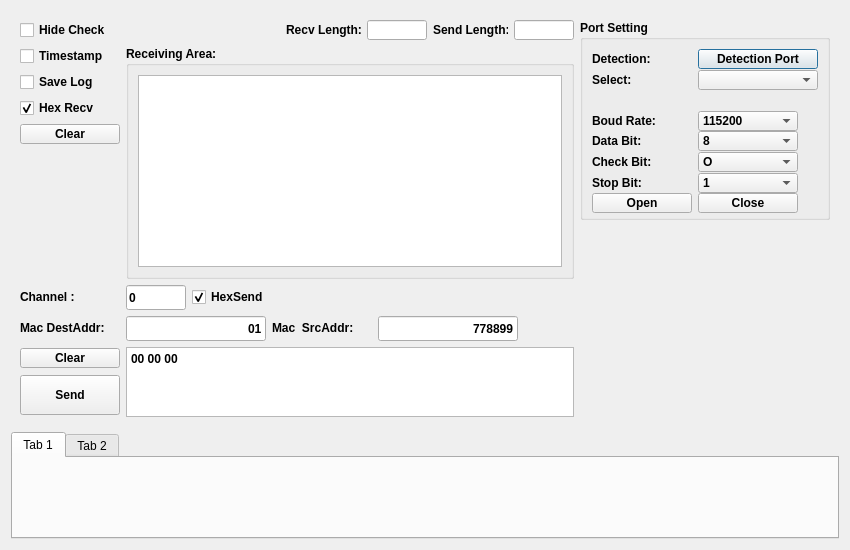
First picture: the form in ui/ui_gadget.ui, repository ZhenhuaWei/BaseSerialPortTool, before the edit.
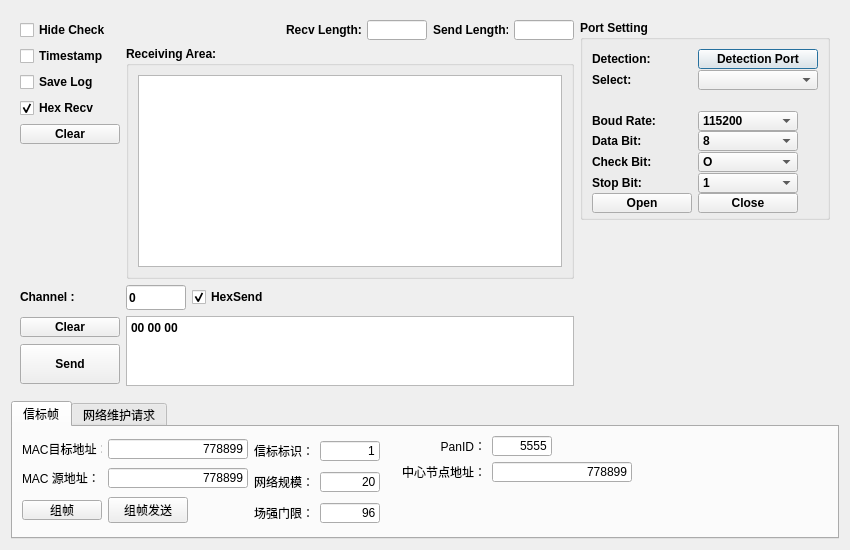
Second picture: the form after the edit.

Commit message: add beacon compose view

Diff of the .ui file:
```diff
--- a/ui/ui_gadget.ui
+++ b/ui/ui_gadget.ui
@@ -25,7 +25,7 @@
   <property name="windowTitle">
    <string>Form</string>
   </property>
-  <layout class="QGridLayout" name="gridLayout_12">
+  <layout class="QGridLayout" name="gridLayout_23">
    <item row="0" column="0">
     <widget class="QStackedWidget" name="stackedWidget">
      <property name="sizePolicy">
@@ -42,7 +42,150 @@
       </font>
      </property>
      <widget class="QWidget" name="stackedWidgetPage1">
-      <layout class="QGridLayout" name="gridLayout_11">
+      <layout class="QGridLayout" name="gridLayout_22">
+       <item row="0" column="0">
+        <layout class="QGridLayout" name="gridLayout_8">
+         <item row="0" column="3">
+          <widget class="QLabel" name="recv_len_label">
+           <property name="minimumSize">
+            <size>
+             <width>75</width>
+             <height>20</height>
+            </size>
+           </property>
+           <property name="maximumSize">
+            <size>
+             <width>75</width>
+             <height>20</height>
+            </size>
+           </property>
+           <property name="font">
+            <font>
+             <family>Arial</family>
+            </font>
+           </property>
+           <property name="text">
+            <string>Recv Length:</string>
+           </property>
+          </widget>
+         </item>
+         <item row="0" column="5">
+          <widget class="QLabel" name="send_len_label">
+           <property name="minimumSize">
+            <size>
+             <width>75</width>
+             <height>20</height>
+            </size>
+           </property>
+           <property name="maximumSize">
+            <size>
+             <width>75</width>
+             <height>20</height>
+            </size>
+           </property>
+           <property name="font">
+            <font>
+             <family>Arial</family>
+            </font>
+           </property>
+           <property name="text">
+            <string>Send Length:</string>
+           </property>
+          </widget>
+         </item>
+         <item row="0" column="0">
+          <widget class="QCheckBox" name="setting_hide_cb">
+           <property name="font">
+            <font>
+             <family>Arial</family>
+            </font>
+           </property>
+           <property name="text">
+            <string>Hide Check</string>
+           </property>
+          </widget>
+         </item>
+         <item row="0" column="6">
+          <widget class="QLineEdit" name="send_len_el">
+           <property name="minimumSize">
+            <size>
+             <width>60</width>
+             <height>20</height>
+            </size>
+           </property>
+           <property name="maximumSize">
+            <size>
+             <width>60</width>
+             <height>20</height>
+            </size>
+           </property>
+           <property name="font">
+            <font>
+             <family>Arial</family>
+            </font>
+           </property>
+          </widget>
+         </item>
+         <item row="0" column="4">
+          <widget class="QLineEdit" name="recv_len_el">
+           <property name="minimumSize">
+            <size>
+             <width>60</width>
+             <height>20</height>
+            </size>
+           </property>
+           <property name="maximumSize">
+            <size>
+             <width>60</width>
+             <height>20</height>
+            </size>
+           </property>
+           <property name="font">
+            <font>
+             <family>Arial</family>
+            </font>
+           </property>
+          </widget>
+         </item>
+         <item row="0" column="2">
+          <spacer name="horizontalSpacer">
+           <property name="font">
+            <font>
+             <family>Arial</family>
+            </font>
+           </property>
+           <property name="orientation">
+            <enum>Qt::Horizontal</enum>
+           </property>
+           <property name="sizeHint" stdset="0">
+            <size>
+             <width>40</width>
+             <height>20</height>
+            </size>
+           </property>
+          </spacer>
+         </item>
+         <item row="0" column="1">
+          <widget class="QLabel" name="port_state">
+           <property name="minimumSize">
+            <size>
+             <width>100</width>
+             <height>20</height>
+            </size>
+           </property>
+           <property name="maximumSize">
+            <size>
+             <width>100</width>
+             <height>20</height>
+            </size>
+           </property>
+           <property name="text">
+            <string/>
+           </property>
+          </widget>
+         </item>
+        </layout>
+       </item>
        <item row="0" column="1" rowspan="2">
         <layout class="QGridLayout" name="gridLayout">
          <item row="0" column="0">
@@ -554,401 +697,6 @@
          </item>
         </layout>
        </item>
-       <item row="2" column="0">
-        <layout class="QGridLayout" name="gridLayout_2">
-         <item row="0" column="0">
-          <widget class="QLabel" name="channel_num_lb">
-           <property name="minimumSize">
-            <size>
-             <width>100</width>
-             <height>20</height>
-            </size>
-           </property>
-           <property name="maximumSize">
-            <size>
-             <width>100</width>
-             <height>20</height>
-            </size>
-           </property>
-           <property name="text">
-            <string>Channel :</string>
-           </property>
-          </widget>
-         </item>
-         <item row="0" column="1">
-          <widget class="QLineEdit" name="channel_num_le">
-           <property name="minimumSize">
-            <size>
-             <width>60</width>
-             <height>25</height>
-            </size>
-           </property>
-           <property name="maximumSize">
-            <size>
-             <width>60</width>
-             <height>25</height>
-            </size>
-           </property>
-           <property name="text">
-            <string>0</string>
-           </property>
-          </widget>
-         </item>
-         <item row="0" column="2">
-          <widget class="QCheckBox" name="hex_send">
-           <property name="text">
-            <string>HexSend</string>
-           </property>
-           <property name="checked">
-            <bool>true</bool>
-           </property>
-          </widget>
-         </item>
-         <item row="0" column="3">
-          <spacer name="horizontalSpacer_2">
-           <property name="orientation">
-            <enum>Qt::Horizontal</enum>
-           </property>
-           <property name="sizeHint" stdset="0">
-            <size>
-             <width>40</width>
-             <height>20</height>
-            </size>
-           </property>
-          </spacer>
-         </item>
-        </layout>
-       </item>
-       <item row="3" column="0">
-        <layout class="QGridLayout" name="gridLayout_3">
-         <item row="0" column="1">
-          <widget class="QLineEdit" name="lineEdit">
-           <property name="minimumSize">
-            <size>
-             <width>140</width>
-             <height>25</height>
-            </size>
-           </property>
-           <property name="maximumSize">
-            <size>
-             <width>140</width>
-             <height>25</height>
-            </size>
-           </property>
-           <property name="layoutDirection">
-            <enum>Qt::LeftToRight</enum>
-           </property>
-           <property name="text">
-            <string>01</string>
-           </property>
-           <property name="alignment">
-            <set>Qt::AlignRight|Qt::AlignTrailing|Qt::AlignVCenter</set>
-           </property>
-          </widget>
-         </item>
-         <item row="0" column="3">
-          <widget class="QLineEdit" name="lineEdit_2">
-           <property name="minimumSize">
-            <size>
-             <width>140</width>
-             <height>25</height>
-            </size>
-           </property>
-           <property name="maximumSize">
-            <size>
-             <width>140</width>
-             <height>25</height>
-            </size>
-           </property>
-           <property name="layoutDirection">
-            <enum>Qt::LeftToRight</enum>
-           </property>
-           <property name="text">
-            <string>778899</string>
-           </property>
-           <property name="alignment">
-            <set>Qt::AlignRight|Qt::AlignTrailing|Qt::AlignVCenter</set>
-           </property>
-          </widget>
-         </item>
-         <item row="0" column="0">
-          <widget class="QLabel" name="label">
-           <property name="enabled">
-            <bool>true</bool>
-           </property>
-           <property name="minimumSize">
-            <size>
-             <width>100</width>
-             <height>20</height>
-            </size>
-           </property>
-           <property name="maximumSize">
-            <size>
-             <width>100</width>
-             <height>20</height>
-            </size>
-           </property>
-           <property name="text">
-            <string>Mac DestAddr:</string>
-           </property>
-          </widget>
-         </item>
-         <item row="0" column="2">
-          <widget class="QLabel" name="label_2">
-           <property name="minimumSize">
-            <size>
-             <width>100</width>
-             <height>20</height>
-            </size>
-           </property>
-           <property name="maximumSize">
-            <size>
-             <width>100</width>
-             <height>20</height>
-            </size>
-           </property>
-           <property name="text">
-            <string>Mac  SrcAddr:</string>
-           </property>
-          </widget>
-         </item>
-         <item row="0" column="4">
-          <spacer name="horizontalSpacer_3">
-           <property name="orientation">
-            <enum>Qt::Horizontal</enum>
-           </property>
-           <property name="sizeHint" stdset="0">
-            <size>
-             <width>40</width>
-             <height>20</height>
-            </size>
-           </property>
-          </spacer>
-         </item>
-        </layout>
-       </item>
-       <item row="4" column="0">
-        <layout class="QGridLayout" name="gridLayout_10">
-         <item row="0" column="0">
-          <layout class="QGridLayout" name="gridLayout_7">
-           <item row="1" column="0">
-            <widget class="QPushButton" name="send_bt">
-             <property name="minimumSize">
-              <size>
-               <width>100</width>
-               <height>40</height>
-              </size>
-             </property>
-             <property name="maximumSize">
-              <size>
-               <width>100</width>
-               <height>40</height>
-              </size>
-             </property>
-             <property name="font">
-              <font>
-               <family>Arial</family>
-              </font>
-             </property>
-             <property name="text">
-              <string>Send</string>
-             </property>
-            </widget>
-           </item>
-           <item row="0" column="0">
-            <widget class="QPushButton" name="s3__clear_button_3">
-             <property name="minimumSize">
-              <size>
-               <width>100</width>
-               <height>20</height>
-              </size>
-             </property>
-             <property name="maximumSize">
-              <size>
-               <width>100</width>
-               <height>20</height>
-              </size>
-             </property>
-             <property name="font">
-              <font>
-               <family>Arial</family>
-              </font>
-             </property>
-             <property name="text">
-              <string>Clear</string>
-             </property>
-            </widget>
-           </item>
-          </layout>
-         </item>
-         <item row="0" column="1">
-          <widget class="QTextEdit" name="compose_tx">
-           <property name="minimumSize">
-            <size>
-             <width>0</width>
-             <height>70</height>
-            </size>
-           </property>
-           <property name="maximumSize">
-            <size>
-             <width>16777215</width>
-             <height>70</height>
-            </size>
-           </property>
-           <property name="html">
-            <string>&lt;!DOCTYPE HTML PUBLIC &quot;-//W3C//DTD HTML 4.0//EN&quot; &quot;http://www.w3.org/TR/REC-html40/strict.dtd&quot;&gt;
-&lt;html&gt;&lt;head&gt;&lt;meta name=&quot;qrichtext&quot; content=&quot;1&quot; /&gt;&lt;style type=&quot;text/css&quot;&gt;
-p, li { white-space: pre-wrap; }
-&lt;/style&gt;&lt;/head&gt;&lt;body style=&quot; font-family:'Arial'; font-size:9pt; font-weight:600; font-style:normal;&quot;&gt;
-&lt;p style=&quot; margin-top:0px; margin-bottom:0px; margin-left:0px; margin-right:0px; -qt-block-indent:0; text-indent:0px;&quot;&gt;00 00 00 &lt;/p&gt;&lt;/body&gt;&lt;/html&gt;</string>
-           </property>
-          </widget>
-         </item>
-        </layout>
-       </item>
-       <item row="0" column="0">
-        <layout class="QGridLayout" name="gridLayout_8">
-         <item row="0" column="3">
-          <widget class="QLabel" name="recv_len_label">
-           <property name="minimumSize">
-            <size>
-             <width>75</width>
-             <height>20</height>
-            </size>
-           </property>
-           <property name="maximumSize">
-            <size>
-             <width>75</width>
-             <height>20</height>
-            </size>
-           </property>
-           <property name="font">
-            <font>
-             <family>Arial</family>
-            </font>
-           </property>
-           <property name="text">
-            <string>Recv Length:</string>
-           </property>
-          </widget>
-         </item>
-         <item row="0" column="5">
-          <widget class="QLabel" name="send_len_label">
-           <property name="minimumSize">
-            <size>
-             <width>75</width>
-             <height>20</height>
-            </size>
-           </property>
-           <property name="maximumSize">
-            <size>
-             <width>75</width>
-             <height>20</height>
-            </size>
-           </property>
-           <property name="font">
-            <font>
-             <family>Arial</family>
-            </font>
-           </property>
-           <property name="text">
-            <string>Send Length:</string>
-           </property>
-          </widget>
-         </item>
-         <item row="0" column="0">
-          <widget class="QCheckBox" name="setting_hide_cb">
-           <property name="font">
-            <font>
-             <family>Arial</family>
-            </font>
-           </property>
-           <property name="text">
-            <string>Hide Check</string>
-           </property>
-          </widget>
-         </item>
-         <item row="0" column="6">
-          <widget class="QLineEdit" name="send_len_el">
-           <property name="minimumSize">
-            <size>
-             <width>60</width>
-             <height>20</height>
-            </size>
-           </property>
-           <property name="maximumSize">
-            <size>
-             <width>60</width>
-             <height>20</height>
-            </size>
-           </property>
-           <property name="font">
-            <font>
-             <family>Arial</family>
-            </font>
-           </property>
-          </widget>
-         </item>
-         <item row="0" column="4">
-          <widget class="QLineEdit" name="recv_len_el">
-           <property name="minimumSize">
-            <size>
-             <width>60</width>
-             <height>20</height>
-            </size>
-           </property>
-           <property name="maximumSize">
-            <size>
-             <width>60</width>
-             <height>20</height>
-            </size>
-           </property>
-           <property name="font">
-            <font>
-             <family>Arial</family>
-            </font>
-           </property>
-          </widget>
-         </item>
-         <item row="0" column="2">
-          <spacer name="horizontalSpacer">
-           <property name="font">
-            <font>
-             <family>Arial</family>
-            </font>
-           </property>
-           <property name="orientation">
-            <enum>Qt::Horizontal</enum>
-           </property>
-           <property name="sizeHint" stdset="0">
-            <size>
-             <width>40</width>
-             <height>20</height>
-            </size>
-           </property>
-          </spacer>
-         </item>
-         <item row="0" column="1">
-          <widget class="QLabel" name="port_state">
-           <property name="minimumSize">
-            <size>
-             <width>100</width>
-             <height>20</height>
-            </size>
-           </property>
-           <property name="maximumSize">
-            <size>
-             <width>100</width>
-             <height>20</height>
-            </size>
-           </property>
-           <property name="text">
-            <string/>
-           </property>
-          </widget>
-         </item>
-        </layout>
-       </item>
        <item row="1" column="0">
         <layout class="QGridLayout" name="gridLayout_9">
          <item row="0" column="1">
@@ -1117,6 +865,150 @@
          </item>
         </layout>
        </item>
+       <item row="2" column="0">
+        <layout class="QGridLayout" name="gridLayout_2">
+         <item row="0" column="0">
+          <widget class="QLabel" name="channel_num_lb">
+           <property name="minimumSize">
+            <size>
+             <width>100</width>
+             <height>20</height>
+            </size>
+           </property>
+           <property name="maximumSize">
+            <size>
+             <width>100</width>
+             <height>20</height>
+            </size>
+           </property>
+           <property name="text">
+            <string>Channel :</string>
+           </property>
+          </widget>
+         </item>
+         <item row="0" column="1">
+          <widget class="QLineEdit" name="channel_num_le">
+           <property name="minimumSize">
+            <size>
+             <width>60</width>
+             <height>25</height>
+            </size>
+           </property>
+           <property name="maximumSize">
+            <size>
+             <width>60</width>
+             <height>25</height>
+            </size>
+           </property>
+           <property name="text">
+            <string>0</string>
+           </property>
+          </widget>
+         </item>
+         <item row="0" column="2">
+          <widget class="QCheckBox" name="hex_send">
+           <property name="text">
+            <string>HexSend</string>
+           </property>
+           <property name="checked">
+            <bool>true</bool>
+           </property>
+          </widget>
+         </item>
+         <item row="0" column="3">
+          <spacer name="horizontalSpacer_2">
+           <property name="orientation">
+            <enum>Qt::Horizontal</enum>
+           </property>
+           <property name="sizeHint" stdset="0">
+            <size>
+             <width>40</width>
+             <height>20</height>
+            </size>
+           </property>
+          </spacer>
+         </item>
+        </layout>
+       </item>
+       <item row="3" column="0">
+        <layout class="QGridLayout" name="gridLayout_10">
+         <item row="0" column="1">
+          <widget class="QTextEdit" name="compose_tx">
+           <property name="minimumSize">
+            <size>
+             <width>0</width>
+             <height>70</height>
+            </size>
+           </property>
+           <property name="maximumSize">
+            <size>
+             <width>16777215</width>
+             <height>70</height>
+            </size>
+           </property>
+           <property name="html">
+            <string>&lt;!DOCTYPE HTML PUBLIC &quot;-//W3C//DTD HTML 4.0//EN&quot; &quot;http://www.w3.org/TR/REC-html40/strict.dtd&quot;&gt;
+&lt;html&gt;&lt;head&gt;&lt;meta name=&quot;qrichtext&quot; content=&quot;1&quot; /&gt;&lt;style type=&quot;text/css&quot;&gt;
+p, li { white-space: pre-wrap; }
+&lt;/style&gt;&lt;/head&gt;&lt;body style=&quot; font-family:'Arial'; font-size:9pt; font-weight:600; font-style:normal;&quot;&gt;
+&lt;p style=&quot; margin-top:0px; margin-bottom:0px; margin-left:0px; margin-right:0px; -qt-block-indent:0; text-indent:0px;&quot;&gt;00 00 00&lt;/p&gt;&lt;/body&gt;&lt;/html&gt;</string>
+           </property>
+          </widget>
+         </item>
+         <item row="0" column="0">
+          <layout class="QGridLayout" name="gridLayout_7">
+           <item row="1" column="0">
+            <widget class="QPushButton" name="send_bt">
+             <property name="minimumSize">
+              <size>
+               <width>100</width>
+               <height>40</height>
+              </size>
+             </property>
+             <property name="maximumSize">
+              <size>
+               <width>100</width>
+               <height>40</height>
+              </size>
+             </property>
+             <property name="font">
+              <font>
+               <family>Arial</family>
+              </font>
+             </property>
+             <property name="text">
+              <string>Send</string>
+             </property>
+            </widget>
+           </item>
+           <item row="0" column="0">
+            <widget class="QPushButton" name="s3__clear_button_3">
+             <property name="minimumSize">
+              <size>
+               <width>100</width>
+               <height>20</height>
+              </size>
+             </property>
+             <property name="maximumSize">
+              <size>
+               <width>100</width>
+               <height>20</height>
+              </size>
+             </property>
+             <property name="font">
+              <font>
+               <family>Arial</family>
+              </font>
+             </property>
+             <property name="text">
+              <string>Clear</string>
+             </property>
+            </widget>
+           </item>
+          </layout>
+         </item>
+        </layout>
+       </item>
       </layout>
      </widget>
     </widget>
@@ -1125,12 +1017,454 @@
     <widget class="QTabWidget" name="tabWidget">
      <widget class="QWidget" name="tab">
       <attribute name="title">
-       <string>Tab 1</string>
+       <string>信标帧</string>
       </attribute>
+      <layout class="QGridLayout" name="gridLayout_21">
+       <item row="0" column="0">
+        <layout class="QGridLayout" name="gridLayout_16">
+         <item row="0" column="0">
+          <layout class="QGridLayout" name="gridLayout_3">
+           <item row="0" column="0">
+            <widget class="QLabel" name="label">
+             <property name="enabled">
+              <bool>true</bool>
+             </property>
+             <property name="minimumSize">
+              <size>
+               <width>80</width>
+               <height>20</height>
+              </size>
+             </property>
+             <property name="maximumSize">
+              <size>
+               <width>80</width>
+               <height>20</height>
+              </size>
+             </property>
+             <property name="text">
+              <string>MAC目标地址：</string>
+             </property>
+            </widget>
+           </item>
+           <item row="0" column="1">
+            <widget class="QLineEdit" name="destaddr_le">
+             <property name="minimumSize">
+              <size>
+               <width>140</width>
+               <height>20</height>
+              </size>
+             </property>
+             <property name="maximumSize">
+              <size>
+               <width>140</width>
+               <height>20</height>
+              </size>
+             </property>
+             <property name="layoutDirection">
+              <enum>Qt::LeftToRight</enum>
+             </property>
+             <property name="text">
+              <string>778899</string>
+             </property>
+             <property name="alignment">
+              <set>Qt::AlignRight|Qt::AlignTrailing|Qt::AlignVCenter</set>
+             </property>
+            </widget>
+           </item>
+          </layout>
+         </item>
+         <item row="1" column="0">
+          <layout class="QGridLayout" name="gridLayout_11">
+           <item row="0" column="0">
+            <widget class="QLabel" name="label_2">
+             <property name="minimumSize">
+              <size>
+               <width>80</width>
+               <height>20</height>
+              </size>
+             </property>
+             <property name="maximumSize">
+              <size>
+               <width>80</width>
+               <height>20</height>
+              </size>
+             </property>
+             <property name="text">
+              <string>MAC 源地址：</string>
+             </property>
+            </widget>
+           </item>
+           <item row="0" column="1">
+            <widget class="QLineEdit" name="srcaddr_le">
+             <property name="minimumSize">
+              <size>
+               <width>140</width>
+               <height>20</height>
+              </size>
+             </property>
+             <property name="maximumSize">
+              <size>
+               <width>140</width>
+               <height>20</height>
+              </size>
+             </property>
+             <property name="layoutDirection">
+              <enum>Qt::LeftToRight</enum>
+             </property>
+             <property name="text">
+              <string>778899</string>
+             </property>
+             <property name="alignment">
+              <set>Qt::AlignRight|Qt::AlignTrailing|Qt::AlignVCenter</set>
+             </property>
+            </widget>
+           </item>
+          </layout>
+         </item>
+         <item row="2" column="0">
+          <layout class="QGridLayout" name="gridLayout_15">
+           <item row="0" column="0">
+            <widget class="QPushButton" name="beacon_compose_bt">
+             <property name="minimumSize">
+              <size>
+               <width>80</width>
+               <height>20</height>
+              </size>
+             </property>
+             <property name="maximumSize">
+              <size>
+               <width>80</width>
+               <height>20</height>
+              </size>
+             </property>
+             <property name="text">
+              <string>组帧</string>
+             </property>
+            </widget>
+           </item>
+           <item row="0" column="1">
+            <widget class="QPushButton" name="beacon_compose_send_bt">
+             <property name="text">
+              <string>组帧发送</string>
+             </property>
+            </widget>
+           </item>
+           <item row="0" column="2">
+            <spacer name="horizontalSpacer_3">
+             <property name="orientation">
+              <enum>Qt::Horizontal</enum>
+             </property>
+             <property name="sizeHint" stdset="0">
+              <size>
+               <width>40</width>
+               <height>20</height>
+              </size>
+             </property>
+            </spacer>
+           </item>
+          </layout>
+         </item>
+        </layout>
+       </item>
+       <item row="0" column="1">
+        <layout class="QGridLayout" name="gridLayout_19">
+         <item row="0" column="0">
+          <layout class="QGridLayout" name="gridLayout_12">
+           <item row="0" column="0">
+            <widget class="QLabel" name="label_3">
+             <property name="minimumSize">
+              <size>
+               <width>60</width>
+               <height>20</height>
+              </size>
+             </property>
+             <property name="maximumSize">
+              <size>
+               <width>60</width>
+               <height>20</height>
+              </size>
+             </property>
+             <property name="text">
+              <string>信标标识：</string>
+             </property>
+            </widget>
+           </item>
+           <item row="0" column="1">
+            <widget class="QLineEdit" name="beacon_sn_le">
+             <property name="minimumSize">
+              <size>
+               <width>60</width>
+               <height>20</height>
+              </size>
+             </property>
+             <property name="maximumSize">
+              <size>
+               <width>60</width>
+               <height>20</height>
+              </size>
+             </property>
+             <property name="text">
+              <string>1</string>
+             </property>
+             <property name="alignment">
+              <set>Qt::AlignRight|Qt::AlignTrailing|Qt::AlignVCenter</set>
+             </property>
+            </widget>
+           </item>
+          </layout>
+         </item>
+         <item row="1" column="0">
+          <layout class="QGridLayout" name="gridLayout_13">
+           <item row="0" column="0">
+            <widget class="QLabel" name="label_4">
+             <property name="minimumSize">
+              <size>
+               <width>60</width>
+               <height>20</height>
+              </size>
+             </property>
+             <property name="maximumSize">
+              <size>
+               <width>60</width>
+               <height>20</height>
+              </size>
+             </property>
+             <property name="text">
+              <string>网络规模：</string>
+             </property>
+            </widget>
+           </item>
+           <item row="0" column="1">
+            <widget class="QLineEdit" name="net_volume_le">
+             <property name="minimumSize">
+              <size>
+               <width>60</width>
+               <height>20</height>
+              </size>
+             </property>
+             <property name="maximumSize">
+              <size>
+               <width>60</width>
+               <height>20</height>
+              </size>
+             </property>
+             <property name="text">
+              <string>20</string>
+             </property>
+             <property name="alignment">
+              <set>Qt::AlignRight|Qt::AlignTrailing|Qt::AlignVCenter</set>
+             </property>
+            </widget>
+           </item>
+          </layout>
+         </item>
+         <item row="2" column="0">
+          <layout class="QGridLayout" name="gridLayout_14">
+           <item row="0" column="0">
+            <widget class="QLabel" name="label_5">
+             <property name="minimumSize">
+              <size>
+               <width>60</width>
+               <height>20</height>
+              </size>
+             </property>
+             <property name="maximumSize">
+              <size>
+               <width>60</width>
+               <height>20</height>
+              </size>
+             </property>
+             <property name="text">
+              <string>场强门限：</string>
+             </property>
+            </widget>
+           </item>
+           <item row="0" column="1">
+            <widget class="QLineEdit" name="rssi_thr_le">
+             <property name="minimumSize">
+              <size>
+               <width>60</width>
+               <height>20</height>
+              </size>
+             </property>
+             <property name="maximumSize">
+              <size>
+               <width>60</width>
+               <height>20</height>
+              </size>
+             </property>
+             <property name="text">
+              <string>96</string>
+             </property>
+             <property name="alignment">
+              <set>Qt::AlignRight|Qt::AlignTrailing|Qt::AlignVCenter</set>
+             </property>
+            </widget>
+           </item>
+          </layout>
+         </item>
+        </layout>
+       </item>
+       <item row="0" column="2">
+        <layout class="QGridLayout" name="gridLayout_20">
+         <item row="0" column="0">
+          <layout class="QGridLayout" name="gridLayout_17">
+           <item row="0" column="0">
+            <widget class="QLabel" name="label_6">
+             <property name="minimumSize">
+              <size>
+               <width>100</width>
+               <height>20</height>
+              </size>
+             </property>
+             <property name="maximumSize">
+              <size>
+               <width>100</width>
+               <height>20</height>
+              </size>
+             </property>
+             <property name="layoutDirection">
+              <enum>Qt::RightToLeft</enum>
+             </property>
+             <property name="text">
+              <string>PanID：</string>
+             </property>
+             <property name="alignment">
+              <set>Qt::AlignRight|Qt::AlignTrailing|Qt::AlignVCenter</set>
+             </property>
+            </widget>
+           </item>
+           <item row="0" column="1">
+            <widget class="QLineEdit" name="beacon_sn_le_2">
+             <property name="minimumSize">
+              <size>
+               <width>60</width>
+               <height>20</height>
+              </size>
+             </property>
+             <property name="maximumSize">
+              <size>
+               <width>60</width>
+               <height>20</height>
+              </size>
+             </property>
+             <property name="text">
+              <string>5555</string>
+             </property>
+             <property name="alignment">
+              <set>Qt::AlignRight|Qt::AlignTrailing|Qt::AlignVCenter</set>
+             </property>
+            </widget>
+           </item>
+           <item row="0" column="2">
+            <spacer name="horizontalSpacer_5">
+             <property name="orientation">
+              <enum>Qt::Horizontal</enum>
+             </property>
+             <property name="sizeHint" stdset="0">
+              <size>
+               <width>40</width>
+               <height>20</height>
+              </size>
+             </property>
+            </spacer>
+           </item>
+          </layout>
+         </item>
+         <item row="1" column="0">
+          <layout class="QGridLayout" name="gridLayout_18">
+           <item row="0" column="0">
+            <widget class="QLabel" name="label_7">
+             <property name="minimumSize">
+              <size>
+               <width>100</width>
+               <height>20</height>
+              </size>
+             </property>
+             <property name="maximumSize">
+              <size>
+               <width>100</width>
+               <height>20</height>
+              </size>
+             </property>
+             <property name="text">
+              <string>中心节点地址：</string>
+             </property>
+             <property name="alignment">
+              <set>Qt::AlignRight|Qt::AlignTrailing|Qt::AlignVCenter</set>
+             </property>
+            </widget>
+           </item>
+           <item row="0" column="1">
+            <widget class="QLineEdit" name="beacon_sn_le_3">
+             <property name="minimumSize">
+              <size>
+               <width>140</width>
+               <height>20</height>
+              </size>
+             </property>
+             <property name="maximumSize">
+              <size>
+               <width>140</width>
+               <height>20</height>
+              </size>
+             </property>
+             <property name="text">
+              <string>778899</string>
+             </property>
+             <property name="alignment">
+              <set>Qt::AlignRight|Qt::AlignTrailing|Qt::AlignVCenter</set>
+             </property>
+            </widget>
+           </item>
+          </layout>
+         </item>
+         <item row="2" column="0">
+          <spacer name="verticalSpacer_3">
+           <property name="orientation">
+            <enum>Qt::Vertical</enum>
+           </property>
+           <property name="sizeHint" stdset="0">
+            <size>
+             <width>20</width>
+             <height>40</height>
+            </size>
+           </property>
+          </spacer>
+         </item>
+        </layout>
+       </item>
+       <item row="0" column="3">
+        <spacer name="horizontalSpacer_4">
+         <property name="orientation">
+          <enum>Qt::Horizontal</enum>
+         </property>
+         <property name="sizeHint" stdset="0">
+          <size>
+           <width>84</width>
+           <height>20</height>
+          </size>
+         </property>
+        </spacer>
+       </item>
+       <item row="0" column="4">
+        <spacer name="horizontalSpacer_6">
+         <property name="orientation">
+          <enum>Qt::Horizontal</enum>
+         </property>
+         <property name="sizeHint" stdset="0">
+          <size>
+           <width>84</width>
+           <height>20</height>
+          </size>
+         </property>
+        </spacer>
+       </item>
+      </layout>
      </widget>
      <widget class="QWidget" name="tab_2">
       <attribute name="title">
-       <string>Tab 2</string>
+       <string>网络维护请求</string>
       </attribute>
      </widget>
     </widget>
```
Left out of the diff: 3 changed lines with no effect on the pictures. The commit also changes 2 other files.
